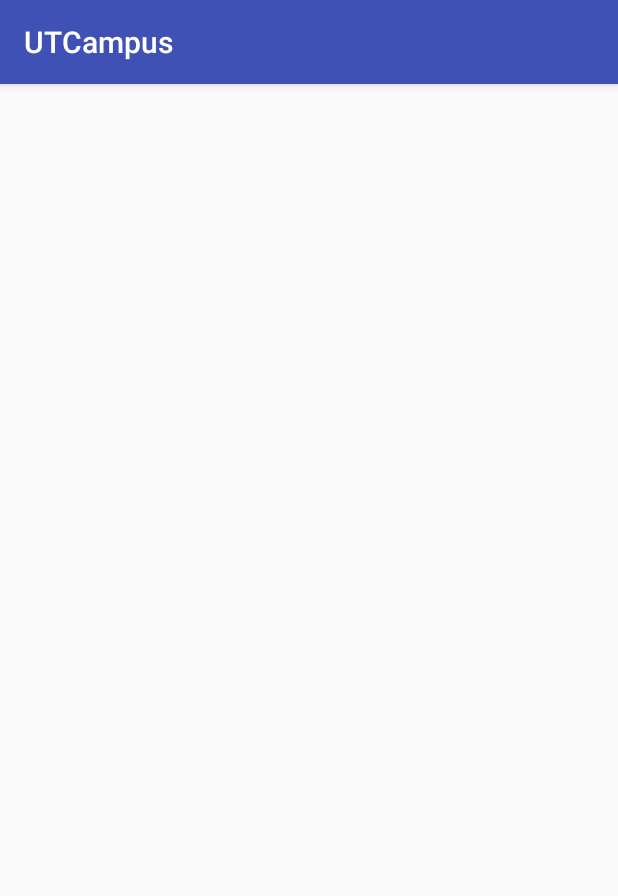
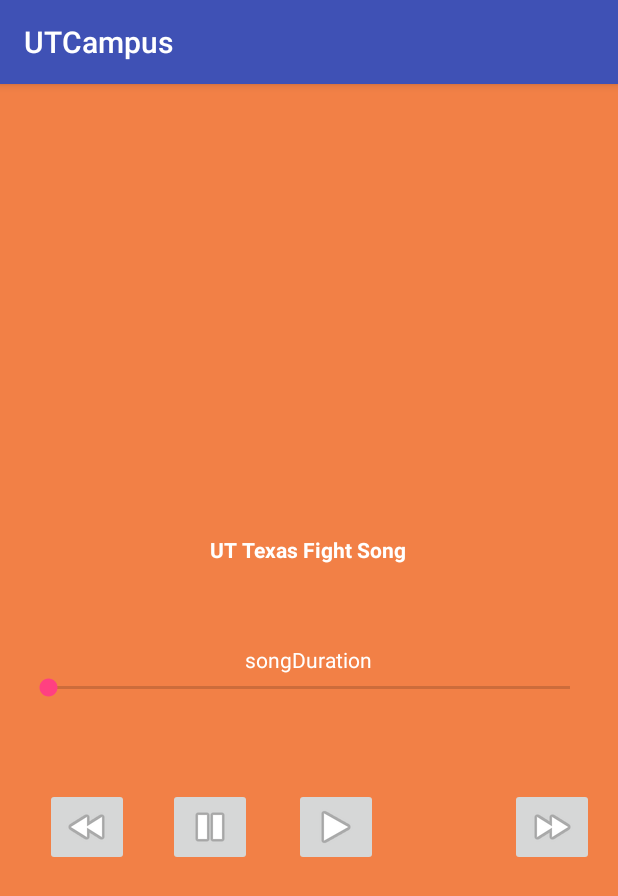
Before and after one commit to bth679/UTCampus, an Android app: the musicActivity screen opened directly, with no data from a screen before it, on a phone screen of 412 x 824 dp. Shown: the top 896 px of the screen. Run offline under Robolectric (Android 15) with nearby library versions, the phone set to English and light mode, and no system bars.

Commit message:
finished musicActivity

```diff
--- a/app/src/main/java/com/example/tan/utcampus/MainActivity.java
+++ b/app/src/main/java/com/example/tan/utcampus/MainActivity.java
@@ -1,18 +1,22 @@
 package com.example.tan.utcampus;
 
 import android.content.Intent;
+import android.provider.MediaStore;
 import android.support.v7.app.AppCompatActivity;
 import android.os.Bundle;
 import android.view.View;
 import android.widget.AdapterView;
 import android.widget.ArrayAdapter;
 import android.widget.Spinner;
+import android.media.MediaPlayer;
 
 public class MainActivity extends AppCompatActivity {
 
     Spinner spinner;
     String SpinnerValue;
     Intent i;
+
+    MediaPlayer player;
 
     private String[] options = { "Please Select Something", "Introduction to Campus", "Main Buildings and Location to Campus", "Listen to UT fight song"};
     @Override
--- a/app/src/main/java/com/example/tan/utcampus/musicActivity.java
+++ b/app/src/main/java/com/example/tan/utcampus/musicActivity.java
@@ -1,13 +1,82 @@
 package com.example.tan.utcampus;
 
+import android.media.MediaPlayer;
+import android.os.Handler;
 import android.support.v7.app.AppCompatActivity;
 import android.os.Bundle;
+import android.view.View;
+import android.widget.SeekBar;
+import android.widget.TextView;
+
+import java.util.concurrent.TimeUnit;
 
 public class musicActivity extends AppCompatActivity {
+
+    private MediaPlayer mediaPlayer;
+    public TextView songName, duration;
+    private double timeElapsed = 0, finalTime = 0;
+    private int forwardTime = 2000, backwardTime = 2000;
+    private Handler durationHandler = new Handler();
+    private SeekBar seekbar;
 
     @Override
     protected void onCreate(Bundle savedInstanceState) {
         super.onCreate(savedInstanceState);
         setContentView(R.layout.activity_music);
+
+        // call the initialize function
+        initializeViews();
+    }
+
+    public void initializeViews(){
+        songName = (TextView) findViewById(R.id.songName);
+        mediaPlayer = MediaPlayer.create(this, R.raw.utsong);
+        finalTime = mediaPlayer.getDuration();
+        duration = (TextView) findViewById(R.id.songDuration);
+        seekbar = (SeekBar) findViewById(R.id.seekBar);
+        songName.setText("UT Texas Fight Song");
+
+        seekbar.setMax((int) finalTime);
+        seekbar.setClickable(false);
+    }
+
+    // play mp3 song
+    public void play(View view) {
+        mediaPlayer.start();
+        timeElapsed = mediaPlayer.getCurrentPosition();
+        seekbar.setProgress((int) timeElapsed);
+        durationHandler.postDelayed(updateSeekBarTime, 100);
+    }
+
+    //handler to change seekBarTime
+    private Runnable updateSeekBarTime = new Runnable() {
+        public void run() {
+            //get current position
+            timeElapsed = mediaPlayer.getCurrentPosition();
+            //set seekbar progress
+            seekbar.setProgress((int) timeElapsed);
+            //set time remaing
+            double timeRemaining = finalTime - timeElapsed;
+            duration.setText(String.format("%d min, %d sec", TimeUnit.MILLISECONDS.toMinutes((long) timeRemaining), TimeUnit.MILLISECONDS.toSeconds((long) timeRemaining) - TimeUnit.MINUTES.toSeconds(TimeUnit.MILLISECONDS.toMinutes((long) timeRemaining))));
+
+            //repeat yourself that again in 100 miliseconds
+            durationHandler.postDelayed(this, 100);
+        }
+    };
+
+    // pause mp3 song
+    public void pause(View view) {
+        mediaPlayer.pause();
+    }
+
+    // go forward at forwardTime seconds
+    public void forward(View view) {
+        //check if we can go forward at forwardTime seconds before song ends
+        if ((timeElapsed + forwardTime) <= finalTime ) {
+            timeElapsed = timeElapsed + forwardTime;
+
+            //seek to the exact second of the track
+            mediaPlayer.seekTo((int) timeElapsed);
+        }
     }
 }
--- a/app/src/main/res/layout/activity_main.xml
+++ b/app/src/main/res/layout/activity_main.xml
@@ -25,7 +25,7 @@
         android:layout_height="wrap_content"
         android:id="@+id/spinner1"
         android:spinnerMode="dropdown"
-        android:layout_alignParentBottom="true"
+        android:layout_below="@+id/textView10"
         android:layout_alignParentStart="true"
-        android:layout_marginBottom="32dp" />
+        android:layout_marginTop="98dp" />
 </RelativeLayout>
--- a/app/src/main/res/layout/activity_music.xml
+++ b/app/src/main/res/layout/activity_music.xml
@@ -7,6 +7,77 @@
     android:paddingLeft="@dimen/activity_horizontal_margin"
     android:paddingRight="@dimen/activity_horizontal_margin"
     android:paddingTop="@dimen/activity_vertical_margin"
-    tools:context="com.example.tan.utcampus.musicActivity">
+    tools:context="com.example.tan.utcampus.musicActivity"
+    android:background="#f28046">
+
+    <TextView
+        android:id="@+id/songDuration"
+        android:layout_width="wrap_content"
+        android:layout_height="wrap_content"
+        android:layout_gravity="center"
+        android:text="songDuration"
+        android:layout_centerVertical="true"
+        android:layout_centerHorizontal="true"
+        android:textColor="#ffffff" />
+
+    <TextView
+        android:id="@+id/songName"
+        android:layout_width="wrap_content"
+        android:layout_height="wrap_content"
+        android:layout_gravity="center"
+        android:text="songName"
+        android:layout_above="@+id/songDuration"
+        android:layout_centerHorizontal="true"
+        android:layout_marginBottom="54dp"
+        android:textStyle="bold"
+        android:textColor="#ffffff" />
+
+    <SeekBar
+        android:layout_width="wrap_content"
+        android:layout_height="wrap_content"
+        android:id="@+id/seekBar"
+        android:layout_alignParentEnd="true"
+        android:layout_below="@+id/songDuration"
+        android:layout_alignParentStart="true" />
+
+    <ImageButton
+        android:id="@+id/imageButton"
+        android:layout_width="wrap_content"
+        android:layout_height="wrap_content"
+        android:layout_marginLeft="14dp"
+        android:onClick="rewind"
+        android:src="@android:drawable/ic_media_rew"
+        android:layout_below="@+id/seekBar"
+        android:layout_alignParentStart="true"
+        android:layout_marginTop="58dp" />
+
+    <ImageButton
+        android:id="@+id/imageButton2"
+        android:layout_width="wrap_content"
+        android:layout_height="wrap_content"
+        android:onClick="pause"
+        android:src="@android:drawable/ic_media_pause"
+        android:layout_marginStart="26dp"
+        android:layout_alignTop="@+id/imageButton"
+        android:layout_toEndOf="@+id/imageButton" />
+
+    <ImageButton
+        android:id="@+id/imageButton3"
+        android:layout_width="wrap_content"
+        android:layout_height="wrap_content"
+        android:onClick="play"
+        android:src="@android:drawable/ic_media_play"
+        android:layout_alignTop="@+id/imageButton2"
+        android:layout_toEndOf="@+id/imageButton2"
+        android:layout_marginStart="28dp" />
+
+    <ImageButton
+        android:id="@+id/imageButton4"
+        android:layout_width="wrap_content"
+        android:layout_height="wrap_content"
+        android:onClick="forward"
+        android:src="@android:drawable/ic_media_ff"
+        android:layout_alignTop="@+id/imageButton3"
+        android:layout_alignParentEnd="true" />
 
 </RelativeLayout>
```
Also changed, not shown: app/src/main/res/drawable/texas.jpg (added), 1 other file.
